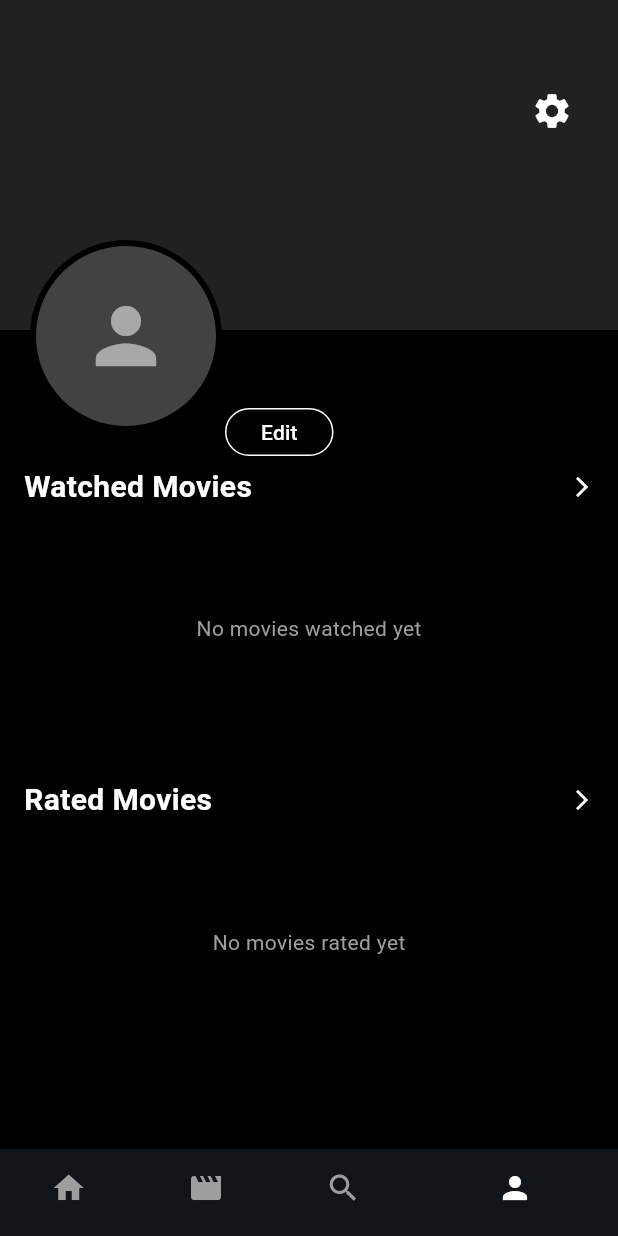
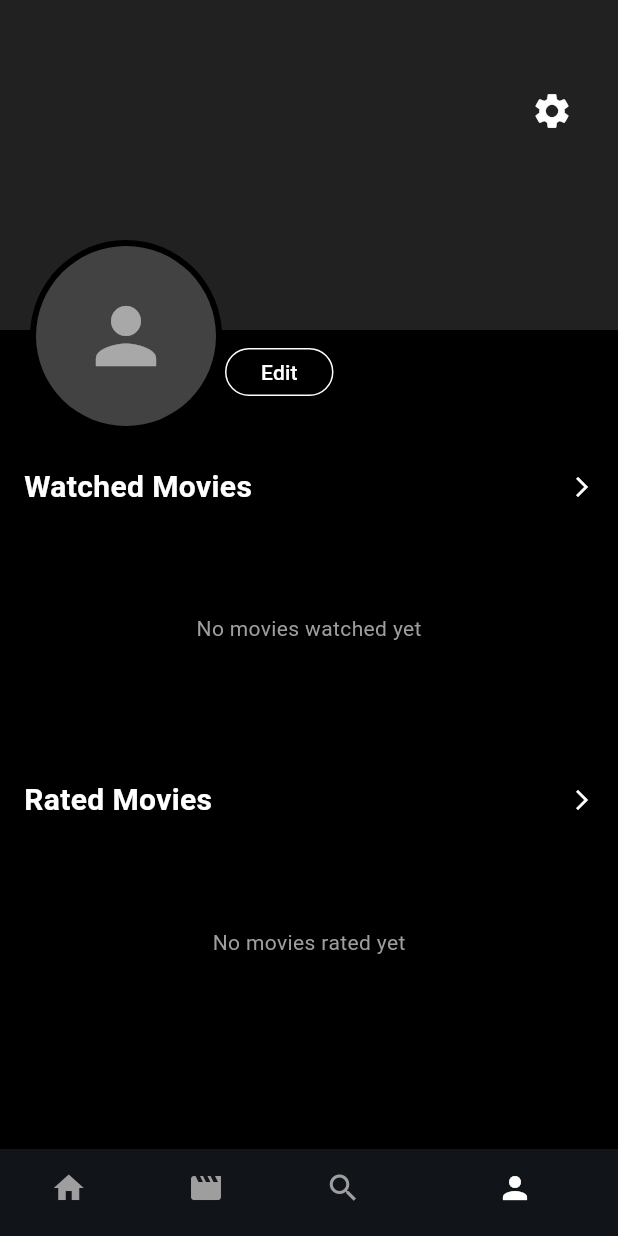
Before and after one commit to SanithuM/Movie_watchlist_app, a Flutter app: the screen it shows once a user with an empty profile is signed in, item 4 of the bottom bar chosen, on a phone screen of 412 x 824 dp. Run offline on Flutter 3.47's test engine with Material 3 defaults, Android fonts, the phone set to English and light mode, and no system bars; our stand-ins replace cloud_firestore, connectivity_plus, dio, firebase_auth, firebase_core, flutter_riverpod and 3 more; accounts and stored records are empty; network calls fail.

Commit message:
Refactor code structure for improved readability and maintainability

```diff
--- a/lib/core/services/connectivity_service.dart
+++ b/lib/core/services/connectivity_service.dart
@@ -2,7 +2,7 @@
 import 'package:connectivity_plus/connectivity_plus.dart';
 import 'package:flutter_riverpod/flutter_riverpod.dart';
 
-// 1. The Stream Provider (Fixed for version 5.0.2)
+// 1. The Stream Provider
 // This listens to the stream which returns a single 'ConnectivityResult'
 final connectivityProvider = StreamProvider<ConnectivityResult>((ref) {
   return Connectivity().onConnectivityChanged;
--- a/lib/features/movies/data/models/movie_model.dart
+++ b/lib/features/movies/data/models/movie_model.dart
@@ -7,7 +7,7 @@ class Movie {
   final double voteAverage; // TMDB Global Rating
   final String releaseDate;
   final bool isWatched;
-  final double? myRating;   // <--- NEW: User's Popcorn Rating
+  final double? myRating; // User's Popcorn Rating
 
   Movie({
     required this.id,
@@ -17,7 +17,7 @@ class Movie {
     required this.voteAverage,
     this.releaseDate = '',
     this.isWatched = false,
-    this.myRating,          // <--- Initialize this
+    this.myRating, // <--- Initialize this
   });
 
   factory Movie.fromJson(Map<String, dynamic> json) {
@@ -27,14 +27,16 @@ class Movie {
       title: json['title'] ?? 'No Title',
       posterPath: json['poster_path'] != null
           ? (json['poster_path'].toString().startsWith('http')
-              ? json['poster_path']
-              : 'https://image.tmdb.org/t/p/w500${json['poster_path']}')
+                ? json['poster_path']
+                : 'https://image.tmdb.org/t/p/w500${json['poster_path']}')
           : 'https://via.placeholder.com/200x300',
       overview: json['overview'] ?? '',
       voteAverage: (json['vote_average'] ?? 0).toDouble(),
       releaseDate: json['release_date'] ?? 'Unknown',
       isWatched: json['is_watched'] ?? false,
-      myRating: json['my_rating'] != null ? (json['my_rating'] as num).toDouble() : null, // Load from JSON
+      myRating: json['my_rating'] != null
+          ? (json['my_rating'] as num).toDouble()
+          : null, // Load from JSON
     );
   }
 
--- a/lib/features/movies/presentation/providers/wishlist_provider.dart
+++ b/lib/features/movies/presentation/providers/wishlist_provider.dart
@@ -52,7 +52,7 @@ class WishlistNotifier extends Notifier<List<Movie>> {
     }
   }
 
-  // CRUD: Update Rating/Watched (Saves to Cloud)
+  // Update Rating/Watched (Saves to Cloud)
   Future<void> updateRating(int movieId, double newRating) async {
     state = [
       for (final movie in state)
@@ -66,7 +66,7 @@ class WishlistNotifier extends Notifier<List<Movie>> {
             voteAverage: movie.voteAverage, // Keep original TMDB rating
             releaseDate: movie.releaseDate,
             isWatched: movie.isWatched,
-            myRating: newRating, // <--- UPDATE THIS
+            myRating: newRating,
           )
         else
           movie,
--- a/lib/features/movies/presentation/screens/profile_screen.dart
+++ b/lib/features/movies/presentation/screens/profile_screen.dart
@@ -105,7 +105,7 @@ class ProfileScreen extends ConsumerWidget {
 
                   // NAME & EDIT BUTTON
                   Positioned(
-                    top: 230,
+                    top: 190,
                     left: 150,
                     right: 20,
                     child: Column(
@@ -152,7 +152,7 @@ class ProfileScreen extends ConsumerWidget {
     );
   }
 
-  // Helper Methods (Same as before)
+  // Helper Methods
   Widget _buildSectionHeader(String title) {
     return Padding(
       padding: const EdgeInsets.symmetric(horizontal: 16.0, vertical: 10),
```
Also changed, not shown: 8 other files.
